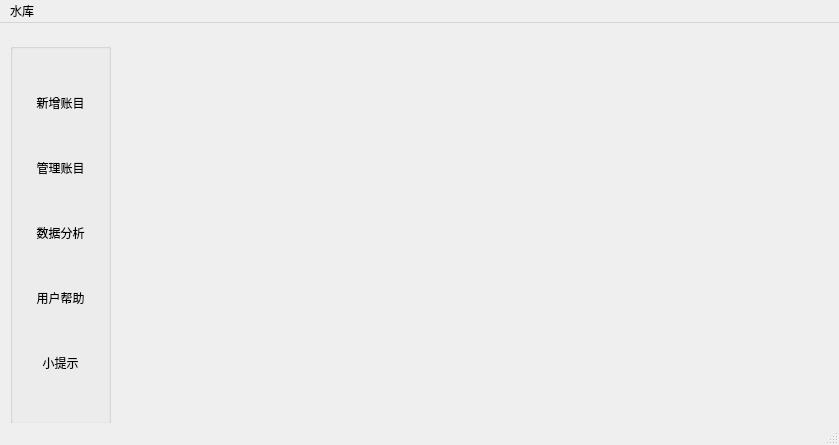
The window that mainwindow.ui (YuanQiPKU/Reservoir) describes before a commit, drawn with Qt 5.
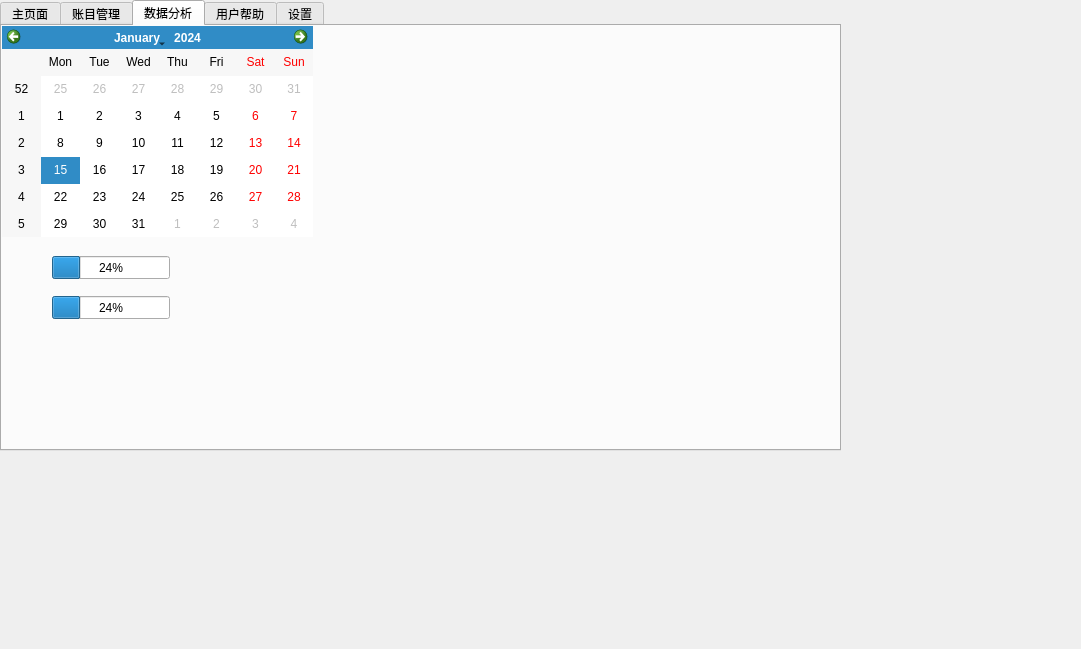
The same window after the commit. The open tabs and pages were chosen to show the change.

Commit message: "增加了几个页面，还是好丑，我得去看看视频学习“

Patch:
```diff
--- a/mainwindow.ui
+++ b/mainwindow.ui
@@ -6,20 +6,48 @@
    <rect>
     <x>0</x>
     <y>0</y>
-    <width>839</width>
-    <height>445</height>
+    <width>1081</width>
+    <height>649</height>
    </rect>
   </property>
   <property name="windowTitle">
    <string>MainWindow</string>
   </property>
   <widget class="QWidget" name="centralwidget">
+   <widget class="QTabWidget" name="tabWidget">
+    <property name="geometry">
+     <rect>
+      <x>0</x>
+      <y>0</y>
+      <width>841</width>
+      <height>451</height>
+     </rect>
+    </property>
+    <property name="minimumSize">
+     <size>
+      <width>841</width>
+      <height>451</height>
+     </size>
+    </property>
+    <property name="maximumSize">
+     <size>
+      <width>841</width>
+      <height>451</height>
+     </size>
+    </property>
+    <property name="currentIndex">
+     <number>0</number>
+    </property>
+    <widget class="QWidget" name="my_main_page">
+     <attribute name="title">
+      <string>主页面</string>
+     </attribute>
    <widget class="QGroupBox" name="verticalGroupBox">
     <property name="geometry">
      <rect>
       <x>10</x>
       <y>20</y>
-      <width>101</width>
+        <width>111</width>
       <height>381</height>
      </rect>
     </property>
@@ -178,24 +206,70 @@
     </layout>
    </widget>
   </widget>
-  <widget class="QMenuBar" name="menubar">
+    <widget class="QWidget" name="my_data_manage_page">
+     <property name="minimumSize">
+      <size>
+       <width>837</width>
+       <height>0</height>
+      </size>
+     </property>
+     <attribute name="title">
+      <string>账目管理</string>
+     </attribute>
+    </widget>
+    <widget class="QWidget" name="my_data_overview_page">
+     <attribute name="title">
+      <string>数据分析</string>
+     </attribute>
+     <widget class="QCalendarWidget" name="calendarWidget">
    <property name="geometry">
     <rect>
      <x>0</x>
      <y>0</y>
-     <width>839</width>
-     <height>17</height>
-    </rect>
-   </property>
-   <widget class="QMenu" name="menu">
-    <property name="title">
-     <string>水库</string>
-    </property>
-    <addaction name="actionsetting"/>
-   </widget>
-   <addaction name="menu"/>
-  </widget>
-  <widget class="QStatusBar" name="statusbar"/>
+        <width>311</width>
+        <height>211</height>
+       </rect>
+      </property>
+     </widget>
+     <widget class="QProgressBar" name="progressBar_2">
+      <property name="geometry">
+       <rect>
+        <x>50</x>
+        <y>230</y>
+        <width>118</width>
+        <height>23</height>
+       </rect>
+      </property>
+      <property name="value">
+       <number>24</number>
+      </property>
+     </widget>
+     <widget class="QProgressBar" name="progressBar_3">
+      <property name="geometry">
+       <rect>
+        <x>50</x>
+        <y>270</y>
+        <width>118</width>
+        <height>23</height>
+       </rect>
+      </property>
+      <property name="value">
+       <number>24</number>
+      </property>
+     </widget>
+    </widget>
+    <widget class="QWidget" name="my_user_help_page">
+     <attribute name="title">
+      <string>用户帮助</string>
+     </attribute>
+    </widget>
+    <widget class="QWidget" name="my_setting_page">
+     <attribute name="title">
+      <string>设置</string>
+     </attribute>
+    </widget>
+   </widget>
+  </widget>
   <action name="actionsetting">
    <property name="text">
     <string>setting</string>
```
Lines whose indentation alone changed are shown as unchanged. The commit also changes 3 other files.
